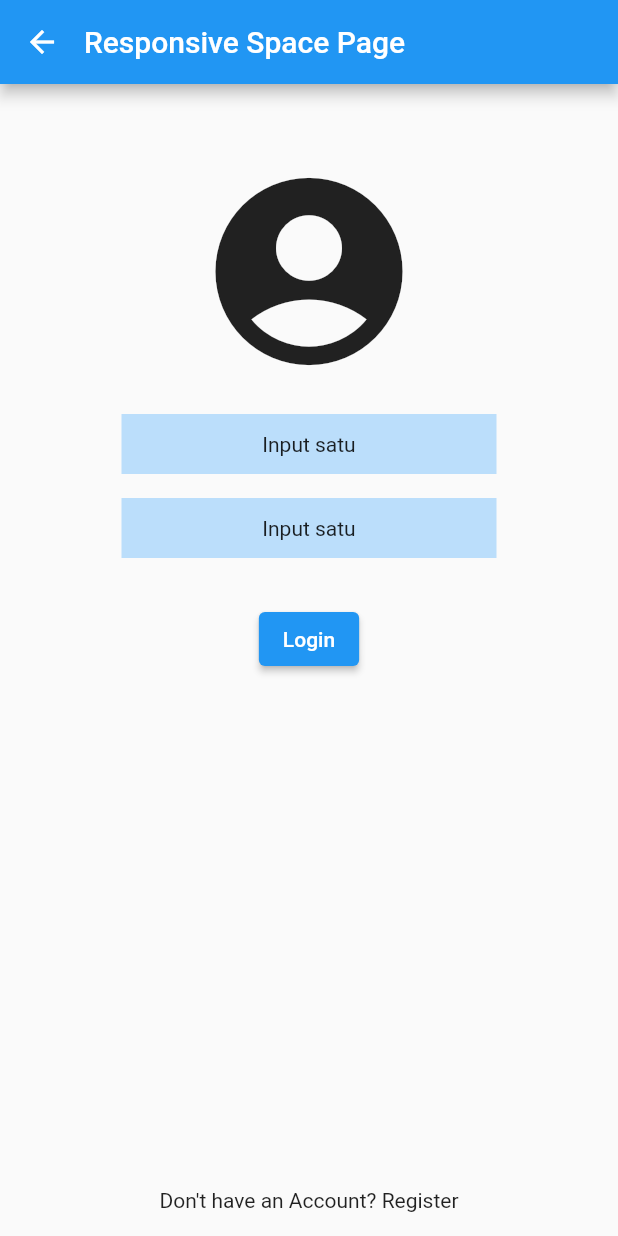
After one commit to muhammadfarros12/udemy-flutter-app, a Flutter app: the screen it shows after launch, after a tap on "Responsive Space Layout", on a phone screen of 412 x 824 dp. The commit adds this screen. Run offline on Flutter 3.47's test engine with Material 2 defaults, Android fonts, the phone set to English and light mode, and no system bars.

Commit message:
[commit 7] Responsive Space Page

```diff
--- a/lib/page/menu_page.dart
+++ b/lib/page/menu_page.dart
@@ -3,6 +3,7 @@ import 'package:belajar_flutter/page/grid_page.dart';
 import 'package:belajar_flutter/page/list_page.dart';
 import 'package:belajar_flutter/page/list_page_dinamis.dart';
 import 'package:belajar_flutter/page/list_page_model.dart';
+import 'package:belajar_flutter/page/responsive_space_page.dart';
 import 'package:flutter/material.dart';
 
 class Home extends StatefulWidget {
@@ -76,6 +77,17 @@ class _HomeState extends State<Home> {
                   'Grid Page',
                 ),
               ),
+              ElevatedButton(
+                onPressed: () {
+                  Navigator.push(
+                      context,
+                      MaterialPageRoute(
+                          builder: (context) => const ResponsiveSpacePage()));
+                },
+                child: const Text(
+                  'Responsive Space Layout',
+                ),
+              ),
             ],
           ),
         ),
--- /dev/null
+++ b/lib/page/responsive_space_page.dart
@@ -0,0 +1,77 @@
+import 'package:flutter/material.dart';
+
+class ResponsiveSpacePage extends StatelessWidget {
+  const ResponsiveSpacePage({Key? key}) : super(key: key);
+
+  @override
+  Widget build(BuildContext context) {
+    return Scaffold(
+      appBar: AppBar(
+        title: const Text('Responsive Space Page'),
+        titleSpacing: 0,
+      ),
+      body: LayoutBuilder(builder: (context, constaints) {
+        return SingleChildScrollView(
+          child: ConstrainedBox(
+            constraints: BoxConstraints(minHeight: constaints.maxHeight),
+            child: Column(
+              mainAxisAlignment: MainAxisAlignment.spaceBetween,
+              children: [
+                group1(),
+                group2(),
+              ],
+            ),
+          ),
+        );
+      }),
+    );
+  }
+
+  Column group2() {
+    return Column(
+      children: const [
+        SizedBox(height: 16),
+        Text('Don\'t have an Account? Register'),
+        SizedBox(height: 16)
+      ],
+    );
+  }
+
+  Column group1() {
+    return Column(
+      children: [
+        const SizedBox(
+          height: 50,
+        ),
+        const Center(
+          child: Icon(
+            Icons.account_circle,
+            size: 150,
+          ),
+        ),
+        const SizedBox(height: 20),
+        Container(
+            width: 250,
+            height: 40,
+            alignment: Alignment.center,
+            child: const Text(
+              'Input satu',
+            ),
+            color: Colors.blue[100]),
+        const SizedBox(height: 16),
+        Container(
+            width: 250,
+            height: 40,
+            alignment: Alignment.center,
+            child: const Text(
+              'Input satu',
+            ),
+            color: Colors.blue[100]),
+        const SizedBox(
+          height: 30,
+        ),
+        ElevatedButton(onPressed: () {}, child: const Text('Login')),
+      ],
+    );
+  }
+}
```
Also changed, not shown: 1 other file.
